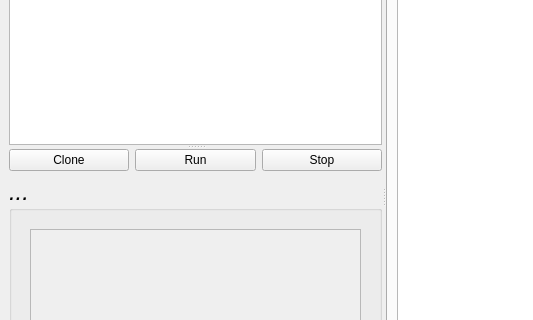
This is src/client/client.ui in ccp4/DUI2 as Qt 5 draws it before an edit; both pictures show x 0 to 533 and y 93 to 413 of the 800 by 600 pixel window. The edited form follows.
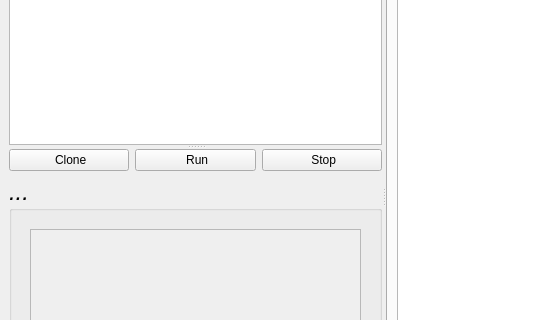
This is the edited form. Icons and pictures are not drawn.

Commit message: convenient spacing

Diff of the .ui file:
```diff
--- a/src/client/client.ui
+++ b/src/client/client.ui
@@ -32,7 +32,7 @@
            <item>
             <widget class="QPushButton" name="RetryButton">
              <property name="text">
-              <string>Clone</string>
+              <string> Clone</string>
              </property>
              <property name="icon">
               <iconset>
@@ -49,7 +49,7 @@
            <item>
             <widget class="QPushButton" name="CmdSend2server">
              <property name="text">
-              <string>Run</string>
+              <string> Run</string>
              </property>
              <property name="icon">
               <iconset>
@@ -66,7 +66,7 @@
            <item>
             <widget class="QPushButton" name="ReqStopButton">
              <property name="text">
-              <string>Stop</string>
+              <string> Stop</string>
              </property>
              <property name="icon">
               <iconset>
```
Left out of the diff: 2 changed lines with no effect on the pictures.
